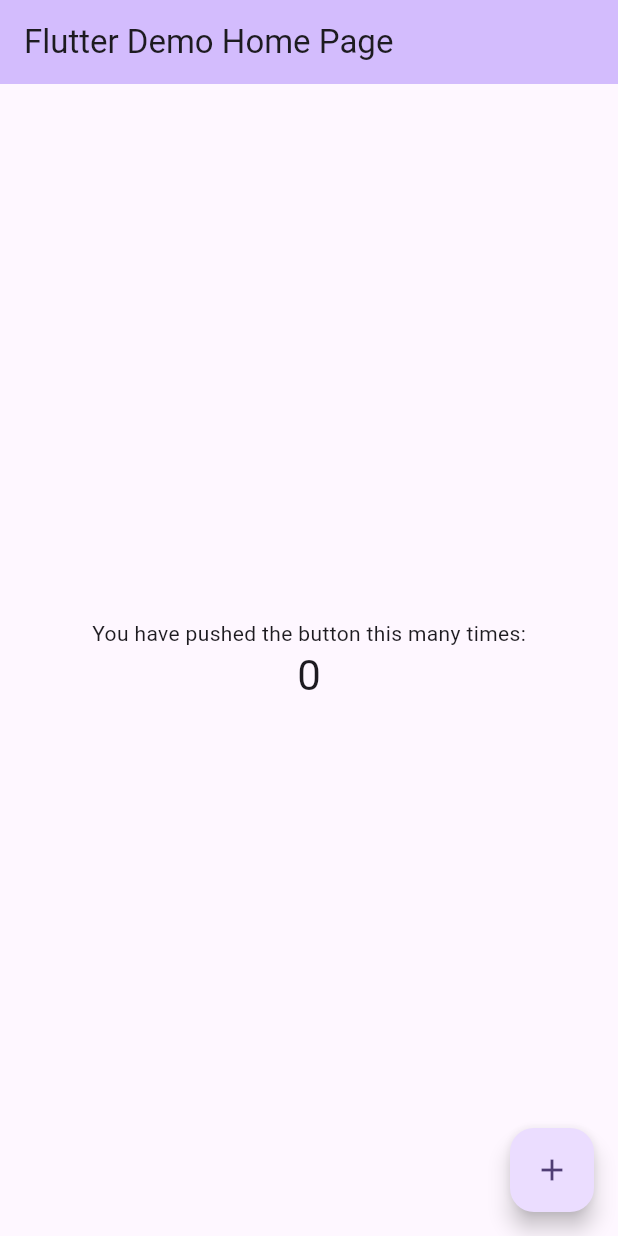
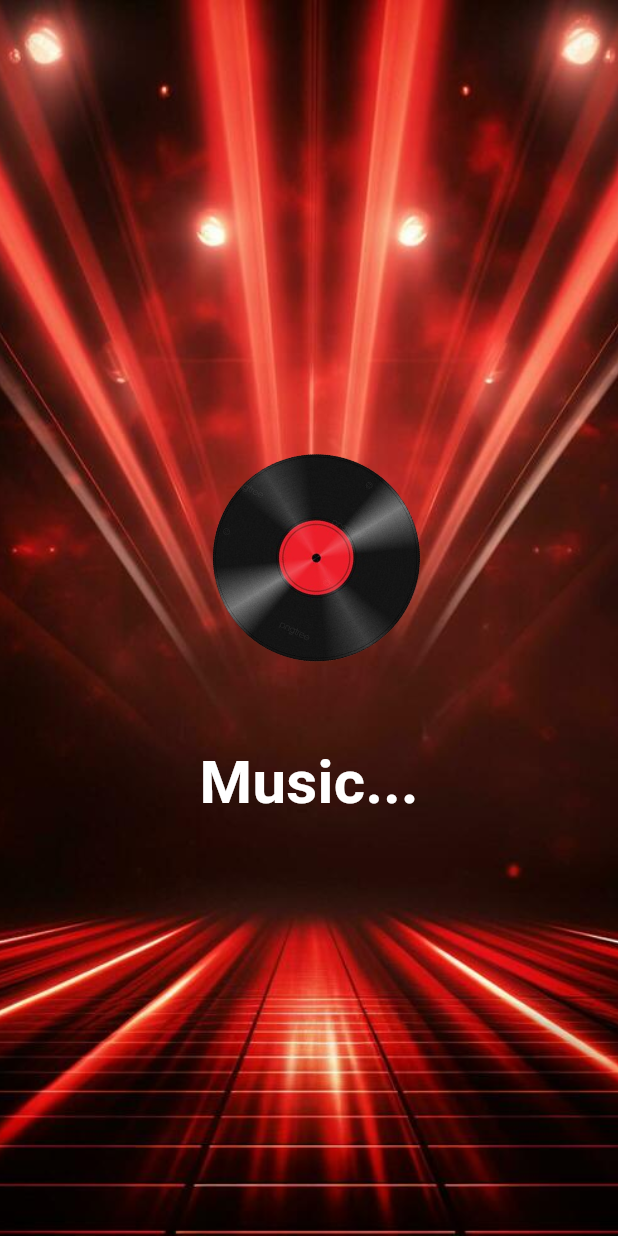
Before and after one commit to tvishabhatt/Media_booster_pr3, a Flutter app: the first screen one second after launch, on a phone screen of 412 x 824 dp. Run offline on Flutter 3.47's test engine with Material 2 defaults, Android fonts, the phone set to English and light mode, and no system bars; our stand-ins replace assets_audio_player, audio_video_progress_bar, blur, carousel_slider, video_player.

Commit message:
"pr3_adv"

```diff
--- /dev/null
+++ b/lib/Splace_Screen.dart
@@ -0,0 +1,65 @@
+import 'package:flutter/material.dart';
+import 'package:pr3_in_adv/Screen1.dart';
+
+class Splace_Screen extends StatefulWidget{
+  @override
+  State<StatefulWidget> createState() {
+    // TODO: implement createState
+    return Splace_ScreenState();
+  }
+
+}
+class Splace_ScreenState extends State<Splace_Screen> with SingleTickerProviderStateMixin{
+  late AnimationController _controller;
+  late Animation<double> _animation;
+  @override
+  void initState() {
+    super.initState();
+    _controller = AnimationController(
+      vsync: this,
+      duration: Duration(seconds: 4),
+    );
+
+    _animation = Tween<double>(begin: 0, end: 1).animate(_controller);
+
+    _controller.repeat(reverse: false);
+    Future.delayed(Duration(seconds: 4), () {
+      Navigator.pushReplacement(context, MaterialPageRoute(builder: (context) => Screen1()),
+      );
+    });
+  }
+  Widget build(BuildContext context) {
+    // TODO: implement build
+    return Scaffold(
+      backgroundColor: Colors.red,
+      body: Center(
+        child: Stack(
+          children: [
+            Image(image: AssetImage("assets/musicbg.jpg"),fit: BoxFit.cover,height: double.infinity,width: double.infinity,),
+            Column(
+              mainAxisAlignment: MainAxisAlignment.center,
+              crossAxisAlignment: CrossAxisAlignment.center,
+              children: [
+                Center(
+                  child: RotationTransition(
+                    turns: _animation,
+                    alignment: Alignment.center,
+                    child: Image(image: AssetImage("assets/cd.png"),height: 200,width: 200,)
+                  ),
+                ),
+                SizedBox(height: 20),
+                Center(
+                  child: Text(
+                    'Music...',
+                    style: TextStyle(color: Colors.white,fontSize: 40,fontWeight: FontWeight.w700),
+                  ),
+                ),
+              ],
+            ),
+          ],
+        ),
+      ),
+    );
+  }
+
+}
--- a/lib/main.dart
+++ b/lib/main.dart
@@ -1,5 +1,7 @@
 import 'package:flutter/material.dart';
 import 'package:pr3_in_adv/ForProvider.dart';
+import 'package:pr3_in_adv/Screen1.dart';
+import 'package:pr3_in_adv/Splace_Screen.dart';
 import 'package:provider/provider.dart';
 
 void main() {
@@ -18,114 +20,12 @@ class MyApp extends StatelessWidget {
   Widget build(BuildContext context) {
     return MaterialApp(
       title: 'Flutter Demo',
+      debugShowCheckedModeBanner: false,
       theme: ThemeData(
-        // This is the theme of your application.
-        //
-        // TRY THIS: Try running your application with "flutter run". You'll see
-        // the application has a blue toolbar. Then, without quitting the app,
-        // try changing the seedColor in the colorScheme below to Colors.green
-        // and then invoke "hot reload" (save your changes or press the "hot
-        // reload" button in a Flutter-supported IDE, or press "r" if you used
-        // the command line to start the app).
-        //
-        // Notice that the counter didn't reset back to zero; the application
-        // state is not lost during the reload. To reset the state, use hot
-        // restart instead.
-        //
-        // This works for code too, not just values: Most code changes can be
-        // tested with just a hot reload.
         colorScheme: ColorScheme.fromSeed(seedColor: Colors.deepPurple),
         useMaterial3: true,
       ),
-      home: const MyHomePage(title: 'Flutter Demo Home Page'),
+      home: Splace_Screen(),
     );
   }
 }
-
-class MyHomePage extends StatefulWidget {
-  const MyHomePage({super.key, required this.title});
-
-  // This widget is the home page of your application. It is stateful, meaning
-  // that it has a State object (defined below) that contains fields that affect
-  // how it looks.
-
-  // This class is the configuration for the state. It holds the values (in this
-  // case the title) provided by the parent (in this case the App widget) and
-  // used by the build method of the State. Fields in a Widget subclass are
-  // always marked "final".
-
-  final String title;
-
-  @override
-  State<MyHomePage> createState() => _MyHomePageState();
-}
-
-class _MyHomePageState extends State<MyHomePage> {
-  int _counter = 0;
-
-  void _incrementCounter() {
-    setState(() {
-      // This call to setState tells the Flutter framework that something has
-      // changed in this State, which causes it to rerun the build method below
-      // so that the display can reflect the updated values. If we changed
-      // _counter without calling setState(), then the build method would not be
-      // called again, and so nothing would appear to happen.
-      _counter++;
-    });
-  }
-
-  @override
-  Widget build(BuildContext context) {
-    // This method is rerun every time setState is called, for instance as done
-    // by the _incrementCounter method above.
-    //
-    // The Flutter framework has been optimized to make rerunning build methods
-    // fast, so that you can just rebuild anything that needs updating rather
-    // than having to individually change instances of widgets.
-    return Scaffold(
-      appBar: AppBar(
-        // TRY THIS: Try changing the color here to a specific color (to
-        // Colors.amber, perhaps?) and trigger a hot reload to see the AppBar
-        // change color while the other colors stay the same.
-        backgroundColor: Theme.of(context).colorScheme.inversePrimary,
-        // Here we take the value from the MyHomePage object that was created by
-        // the App.build method, and use it to set our appbar title.
-        title: Text(widget.title),
-      ),
-      body: Center(
-        // Center is a layout widget. It takes a single child and positions it
-        // in the middle of the parent.
-        child: Column(
-          // Column is also a layout widget. It takes a list of children and
-          // arranges them vertically. By default, it sizes itself to fit its
-          // children horizontally, and tries to be as tall as its parent.
-          //
-          // Column has various properties to control how it sizes itself and
-          // how it positions its children. Here we use mainAxisAlignment to
-          // center the children vertically; the main axis here is the vertical
-          // axis because Columns are vertical (the cross axis would be
-          // horizontal).
-          //
-          // TRY THIS: Invoke "debug painting" (choose the "Toggle Debug Paint"
-          // action in the IDE, or press "p" in the console), to see the
-          // wireframe for each widget.
-          mainAxisAlignment: MainAxisAlignment.center,
-          children: <Widget>[
-            const Text(
-              'You have pushed the button this many times:',
-            ),
-            Text(
-              '$_counter',
-              style: Theme.of(context).textTheme.headlineMedium,
-            ),
-          ],
-        ),
-      ),
-      floatingActionButton: FloatingActionButton(
-        onPressed: _incrementCounter,
-        tooltip: 'Increment',
-        child: const Icon(Icons.add),
-      ), // This trailing comma makes auto-formatting nicer for build methods.
-    );
-  }
-}
--- a/pubspec.yaml
+++ b/pubspec.yaml
@@ -76,6 +76,9 @@ flutter:
     - assets/videoimg3.png
     - assets/videoimg5.png
     - assets/videoimg4.png
+    - assets/picture-old-music-cd-white-260nw-2289517045-removebg-preview.png
+    - assets/cd.png
+    - assets/musicbg.jpg
 
 
 
```
Also changed, not shown: assets/cd.png (added), assets/musicbg.jpg (added), assets/picture-old-music-cd-white-260nw-2289517045-removebg-preview.png (added), 3 other files.
